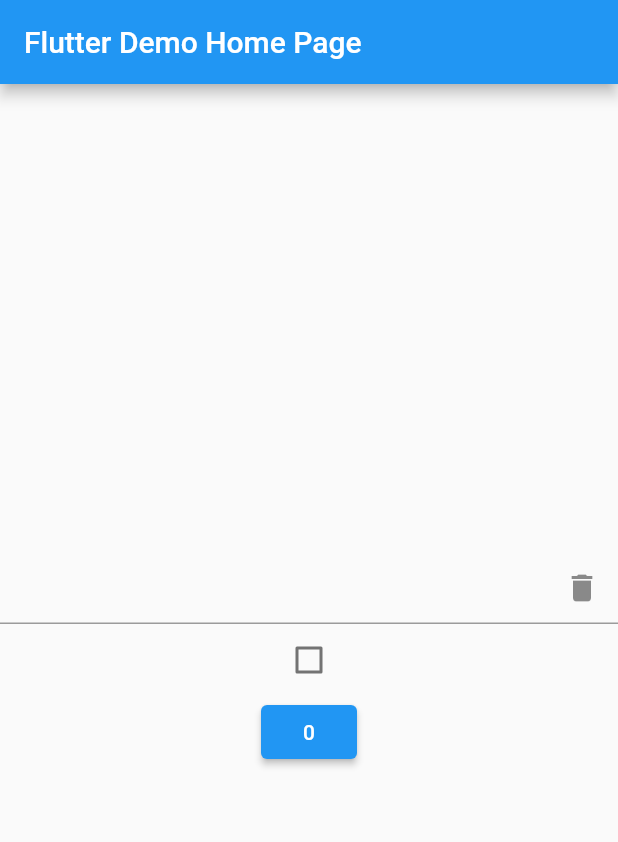
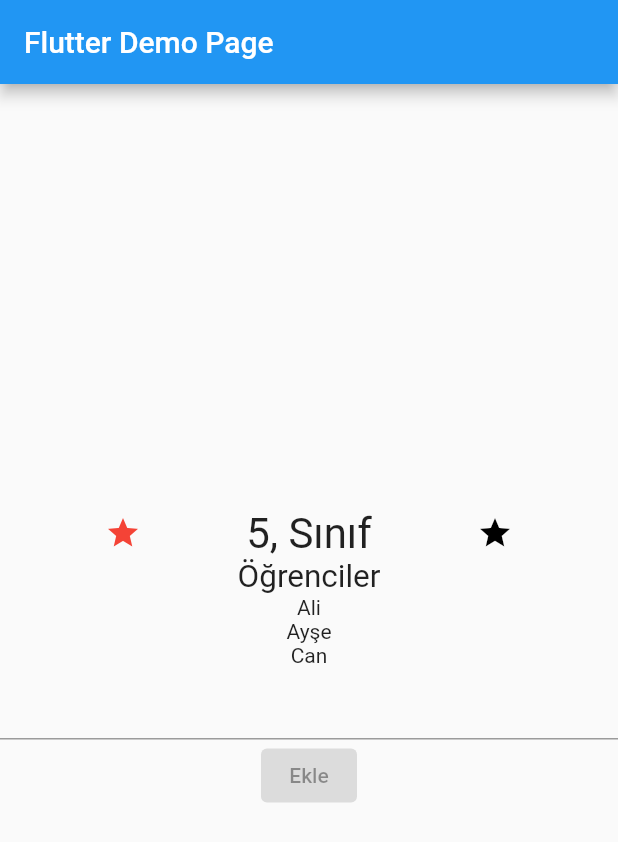
Before and after one commit to bceliktug/gitegitim, a Flutter app: the screen it shows after launch, on a phone screen of 412 x 824 dp. Shown: the top 842 px of the screen. Run offline on Flutter 3.47's test engine with Material 2 defaults, Android fonts, the phone set to English and light mode, and no system bars.

Commit message:
final version of data flow

```diff
--- /dev/null
+++ b/lib/data_flow.dart
@@ -0,0 +1,140 @@
+import 'package:flutter/material.dart';
+
+class DataFlow extends StatefulWidget {
+  const DataFlow({Key? key}) : super(key: key);
+
+  @override
+  State<DataFlow> createState() => _DataFlowState();
+}
+
+class _DataFlowState extends State<DataFlow> {
+  var sinif = 5;
+  var baslik = 'Öğrenciler';
+  var ogrenciler = ['Ali', 'Ayşe', 'Can'];
+
+  void yeniOgrenciEkle(String yeniOgrenci) {
+    setState(() {
+      ogrenciler.add(yeniOgrenci);
+    });
+  }
+
+  @override
+  Widget build(BuildContext context) {
+    return Scaffold(
+      appBar: AppBar(title: Text('Flutter Demo Page')),
+      body: Sinif(
+          sinif: sinif,
+          baslik: baslik,
+          ogrenciler: ogrenciler,
+          yeniOgrenciEkle: yeniOgrenciEkle),
+    );
+  }
+}
+
+class Sinif extends StatelessWidget {
+  const Sinif(
+      {Key? key,
+      required this.sinif,
+      required this.baslik,
+      required this.ogrenciler,
+      required this.yeniOgrenciEkle})
+      : super(key: key);
+
+  final int sinif;
+  final String baslik;
+  final List<String> ogrenciler;
+  final void Function(String yeniOgrenci) yeniOgrenciEkle;
+
+  @override
+  Widget build(BuildContext context) {
+    return Column(
+      mainAxisAlignment: MainAxisAlignment.center,
+      crossAxisAlignment: CrossAxisAlignment.center,
+      children: [
+        Row(
+          mainAxisAlignment: MainAxisAlignment.spaceEvenly,
+          crossAxisAlignment: CrossAxisAlignment.center,
+          children: [
+            Icon(
+              Icons.star,
+              color: Colors.red,
+            ),
+            Text(
+              '$sinif, Sınıf',
+              textScaleFactor: 2,
+            ),
+            Icon(
+              Icons.star,
+              color: Colors.black,
+            ),
+          ],
+        ),
+        Text(
+          '$baslik',
+          textScaleFactor: 1.5,
+        ),
+        OgrenciListesi(ogrenciler: ogrenciler),
+        OgrenciEkleme(yeniOgrenciEkle: yeniOgrenciEkle)
+      ],
+    );
+  }
+}
+
+class OgrenciListesi extends StatelessWidget {
+  const OgrenciListesi({
+    Key? key,
+    required this.ogrenciler,
+  }) : super(key: key);
+
+  final List<String> ogrenciler;
+
+  @override
+  Widget build(BuildContext context) {
+    return Column(
+      children: [
+        for (final o in ogrenciler) Text(o),
+      ],
+    );
+  }
+}
+
+class OgrenciEkleme extends StatefulWidget {
+  const OgrenciEkleme({Key? key, required this.yeniOgrenciEkle})
+      : super(key: key);
+  final void Function(String yeniOgrenci) yeniOgrenciEkle;
+
+  @override
+  State<OgrenciEkleme> createState() => _OgrenciEklemeState();
+}
+
+class _OgrenciEklemeState extends State<OgrenciEkleme> {
+  final controller = TextEditingController();
+  @override
+  void dispose() {
+    controller.dispose();
+    super.dispose();
+  }
+
+  @override
+  Widget build(BuildContext context) {
+    return Column(
+      mainAxisSize: MainAxisSize.min,
+      children: [
+        TextField(
+            controller: controller,
+            onChanged: (value) {
+              setState(() {});
+            }),
+        ElevatedButton(
+            onPressed: controller.text.isEmpty
+                ? null
+                : () {
+                    final yeniOgrenci = controller.text;
+                    widget.yeniOgrenciEkle(yeniOgrenci);
+                    controller.text = '';
+                  },
+            child: Text('Ekle')),
+      ],
+    );
+  }
+}
--- a/lib/main.dart
+++ b/lib/main.dart
@@ -1,5 +1,6 @@
 import 'package:flutter/material.dart';
-import 'package:flutteregitim/secon_page.dart';
+import 'package:flutteregitim/data_flow.dart';
+import 'package:flutteregitim/second_page.dart';
 
 void main() => runApp(MyApp());
 
@@ -8,7 +9,7 @@
   Widget build(BuildContext context) {
     return MaterialApp(
       title: 'Material App',
-      home: SecondPage(),
+      home: DataFlow(),
     );
   }
 }
```
Also changed, not shown: lib/second_page.dart (renamed from lib/secon_page.dart).
